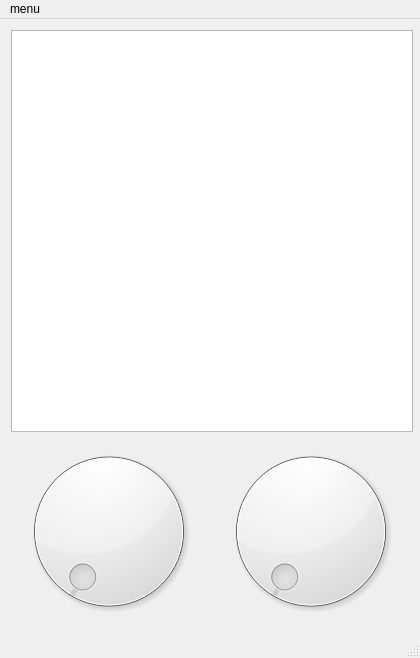
Before: the Qt Designer form mainwindow.ui in rkc137/numbers, drawn with Qt 5.
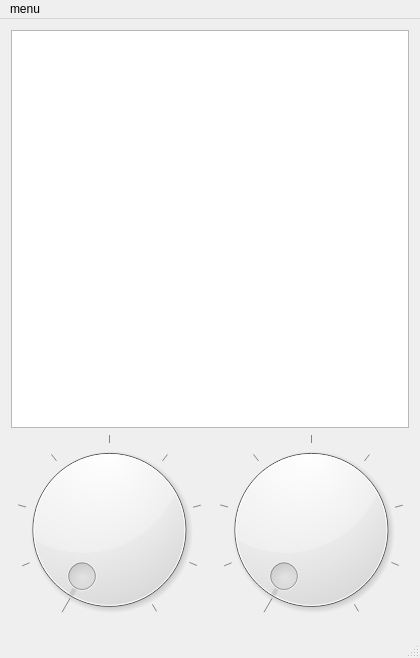
After: the same form once the commit is applied.

Diff of the .ui file:
```diff
--- a/mainwindow.ui
+++ b/mainwindow.ui
@@ -31,16 +31,22 @@
      <widget class="QGraphicsView" name="graphicsView">
       <property name="minimumSize">
        <size>
-        <width>402</width>
-        <height>402</height>
+        <width>398</width>
+        <height>398</height>
        </size>
       </property>
       <property name="maximumSize">
        <size>
-        <width>402</width>
-        <height>402</height>
+        <width>398</width>
+        <height>398</height>
        </size>
       </property>
+      <property name="verticalScrollBarPolicy">
+       <enum>Qt::ScrollBarAlwaysOff</enum>
+      </property>
+      <property name="horizontalScrollBarPolicy">
+       <enum>Qt::ScrollBarAlwaysOff</enum>
+      </property>
      </widget>
     </item>
     <item row="1" column="0">
@@ -59,6 +65,12 @@
         <property name="sliderPosition">
          <number>1</number>
         </property>
+        <property name="wrapping">
+         <bool>false</bool>
+        </property>
+        <property name="notchesVisible">
+         <bool>true</bool>
+        </property>
        </widget>
       </item>
       <item>
@@ -75,6 +87,15 @@
         <property name="sliderPosition">
          <number>1</number>
         </property>
+        <property name="orientation">
+         <enum>Qt::Horizontal</enum>
+        </property>
+        <property name="wrapping">
+         <bool>false</bool>
+        </property>
+        <property name="notchesVisible">
+         <bool>true</bool>
+        </property>
        </widget>
       </item>
      </layout>
```
Left out of the diff: 2 changed lines with no effect on the pictures.
